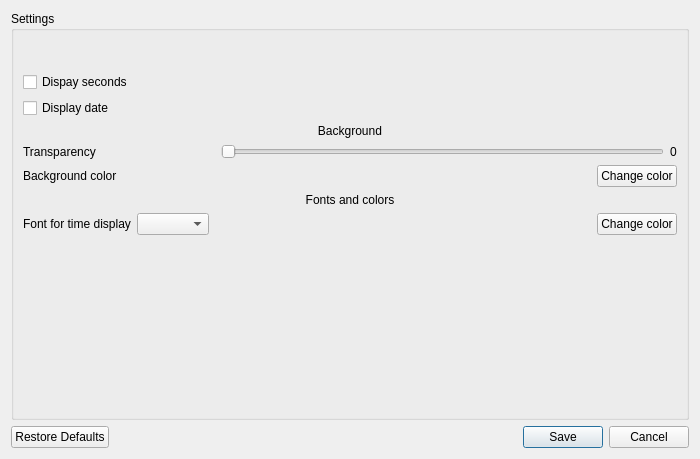
This is src/ui/settings.ui in DOOMer/aotc as Qt 5 draws it before an edit. The edited form follows.
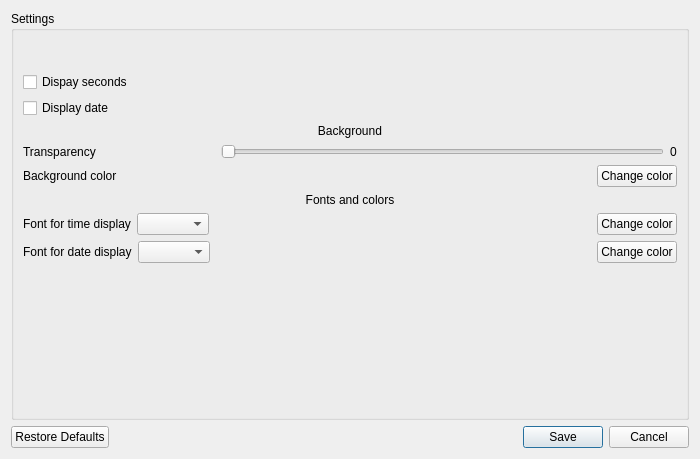
This is the edited form.

Commit message: Save, load and restore default value for "date font family" option settings

```diff
--- a/src/ui/settings.ui
+++ b/src/ui/settings.ui
@@ -236,6 +236,59 @@
         </item>
        </layout>
       </item>
+      <item>
+       <layout class="QHBoxLayout" name="horizontalLayout_4">
+        <item>
+         <widget class="QLabel" name="labDateFont">
+          <property name="text">
+           <string>Font for date display</string>
+          </property>
+         </widget>
+        </item>
+        <item>
+         <widget class="QComboBox" name="cmbFontsForDate"/>
+        </item>
+        <item>
+         <widget class="QLabel" name="labDateColor">
+          <property name="minimumSize">
+           <size>
+            <width>96</width>
+            <height>0</height>
+           </size>
+          </property>
+          <property name="maximumSize">
+           <size>
+            <width>96</width>
+            <height>16777215</height>
+           </size>
+          </property>
+          <property name="text">
+           <string notr="true"/>
+          </property>
+         </widget>
+        </item>
+        <item>
+         <spacer name="horizontalSpacer_4">
+          <property name="orientation">
+           <enum>Qt::Horizontal</enum>
+          </property>
+          <property name="sizeHint" stdset="0">
+           <size>
+            <width>40</width>
+            <height>20</height>
+           </size>
+          </property>
+         </spacer>
+        </item>
+        <item>
+         <widget class="QPushButton" name="btnChangeDateColor">
+          <property name="text">
+           <string>Change color</string>
+          </property>
+         </widget>
+        </item>
+       </layout>
+      </item>
       <item>
        <spacer name="verticalSpacer">
         <property name="orientation">
```
The commit also changes 2 other files.
